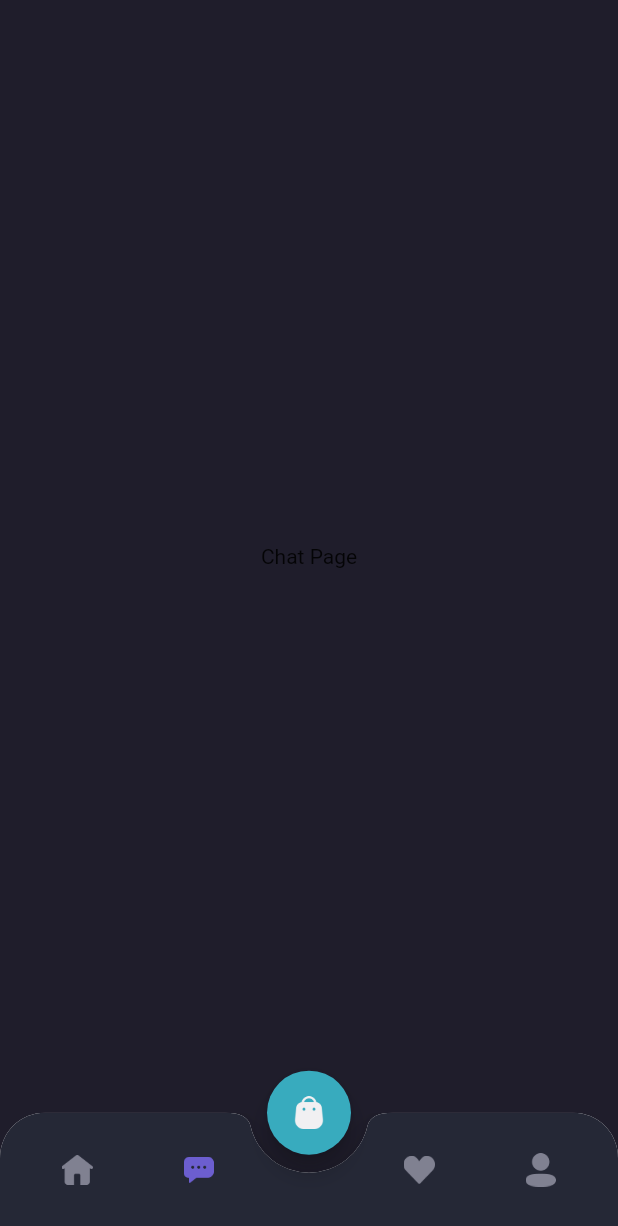
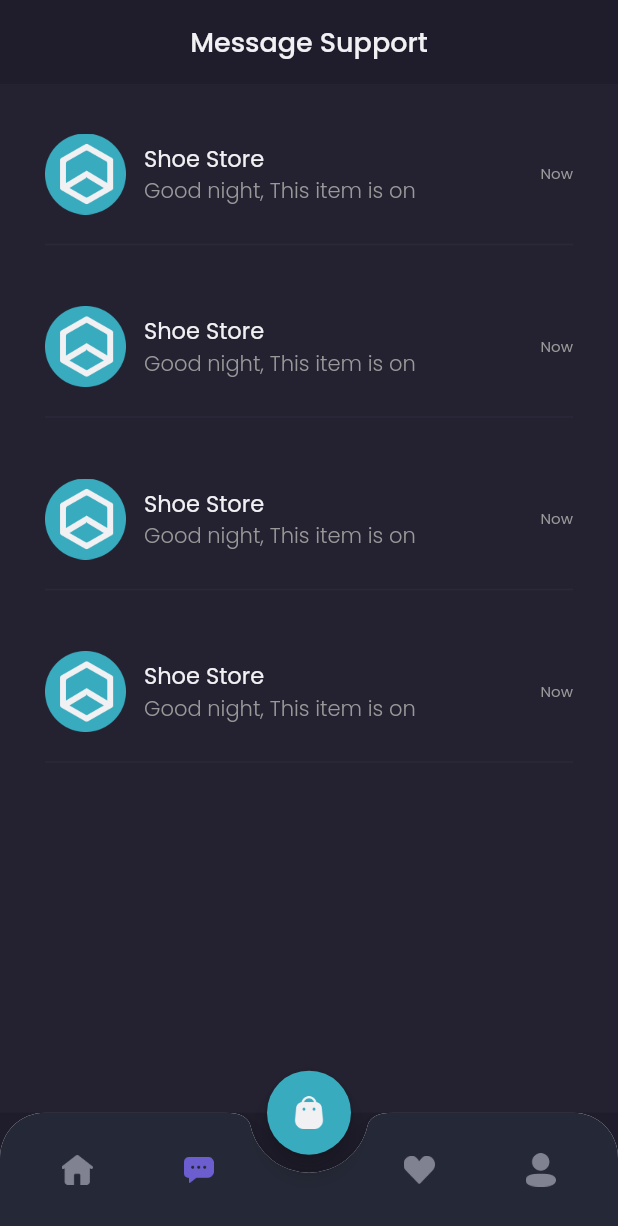
Before and after one commit to yosadade/shamo, a Flutter app: the MainPage screen opened by its route, item 2 of the bottom bar chosen, on a phone screen of 412 x 824 dp. Shown: the top 1226 px of the screen. Run offline on Flutter 3.47's test engine with Material 2 defaults, Android fonts, the phone set to English and light mode, and no system bars; our stand-ins replace google_fonts.

Commit message:
Detail Chat Page

```diff
--- a/lib/main.dart
+++ b/lib/main.dart
@@ -1,4 +1,5 @@
 import 'package:flutter/material.dart';
+import 'package:shamo/pages/detail_chat.dart';
 import 'package:shamo/pages/home/main_page.dart';
 import 'package:shamo/pages/sign_in._page.dart';
 import 'package:shamo/pages/sign_up_page.dart';
@@ -18,6 +19,7 @@ class MyApp extends StatelessWidget {
         '/sign-in': (context) => SignInPage(),
         '/sign-up': (context) => SignUpPage(),
         '/home': (context) => MainPage(),
+        '/detail-chat': (context) => DetailChat()
       },
     );
   }
--- a/lib/pages/home/chat_page.dart
+++ b/lib/pages/home/chat_page.dart
@@ -1,8 +1,88 @@
 import 'package:flutter/material.dart';
+import 'package:shamo/theme.dart';
+import 'package:shamo/widgets/chat_tile.dart';
 
 class ChatPage extends StatelessWidget {
   @override
   Widget build(BuildContext context) {
-    return Center(child: Text('Chat Page'));
+
+    Widget header() {
+      return AppBar(
+        backgroundColor: backgroundColor1,
+        centerTitle: true,
+        elevation: 0,
+        automaticallyImplyLeading: false,
+        title: Text(
+          'Message Support',
+          style: primaryTextStyle.copyWith(fontSize: 18, fontWeight: medium),
+        ),
+      );
+    }
+
+    Widget emptyChat() {
+      return Expanded(
+        child: Container(
+          width: double.infinity,
+          color: backgroundColor3,
+          child: Column(
+            mainAxisAlignment: MainAxisAlignment.center,
+            children: [
+              Image.asset('assets/icon_headset.png', width: 80, height: 80),
+              SizedBox(height: 20,),
+              Text('Opss no message yet?', style: primaryTextStyle.copyWith(fontSize: 16, fontWeight: medium)),
+              SizedBox(height: 12,),
+              Text('You have never done a transaction', style: secondaryTextStyle.copyWith(fontSize: 14, fontWeight: regular)),
+              SizedBox(height: 20,),
+              Container(
+                // width: 152,
+                height: 44,
+                child: TextButton(
+                  style: TextButton.styleFrom(
+                    padding: EdgeInsets.symmetric(
+                      horizontal: 24,
+                      vertical: 10,
+                    ),
+                    backgroundColor: primaryColor,
+                    shape: RoundedRectangleBorder(
+                      borderRadius: BorderRadius.circular(12)
+                    )
+                  ),
+                  child: Text('Explore Store', style: primaryTextStyle.copyWith(fontSize: 16, fontWeight: medium),),
+                  onPressed: () {},
+                ),
+              )
+            ],
+          ),
+        ),
+      );
+    }
+
+    Widget content() {
+      return Expanded(
+        child: Container(
+          width: double.infinity,
+          color: backgroundColor3,
+          child: ListView(
+            padding: EdgeInsets.symmetric(
+              horizontal: defaultMargin,
+            ),
+            children: [
+              ChatTile(),
+              ChatTile(),
+              ChatTile(),
+              ChatTile(),
+            ],
+          ),
+        ),
+      );
+    }
+
+    return Column(
+      children: [
+        header(),
+        // emptyChat(),
+        content()
+      ],
+    );
   }
 }
--- a/lib/pages/sign_in._page.dart
+++ b/lib/pages/sign_in._page.dart
@@ -38,7 +38,7 @@ class SignInPage extends StatelessWidget {
                 style: primaryTextStyle.copyWith(
                     fontSize: 16, fontWeight: medium)),
             SizedBox(
-              height: 2,
+              height: 12,
             ),
             Container(
               height: 50,
@@ -86,7 +86,7 @@ class SignInPage extends StatelessWidget {
                 style: primaryTextStyle.copyWith(
                     fontSize: 16, fontWeight: medium)),
             SizedBox(
-              height: 2,
+              height: 12,
             ),
             Container(
               height: 50,
@@ -101,7 +101,7 @@ class SignInPage extends StatelessWidget {
                 child: Row(
                   children: [
                     Image.asset(
-                      'assets/icon_email.png',
+                      'assets/icon_password.png',
                       width: 17,
                     ),
                     SizedBox(width: 16),
--- /dev/null
+++ b/lib/widgets/chat_tile.dart
@@ -0,0 +1,58 @@
+import 'package:flutter/material.dart';
+import 'package:shamo/theme.dart';
+
+class ChatTile extends StatelessWidget {
+  @override
+  Widget build(BuildContext context) {
+    return GestureDetector(
+      onTap: () {
+        Navigator.pushNamed(context, '/detail-chat');
+      },
+      child: Container(
+        margin: EdgeInsets.only(top: 33),
+        child: Column(
+          children: [
+            Row(
+              crossAxisAlignment: CrossAxisAlignment.center,
+              children: [
+                Image.asset('assets/icon_shop_logo.png', height: 54, width: 54),
+                SizedBox(width: 12),
+                Expanded(
+                  child: Column(
+                    crossAxisAlignment: CrossAxisAlignment.start,
+                    children: [
+                      Text(
+                        'Shoe Store',
+                        style: primaryTextStyle.copyWith(
+                            fontSize: 15, fontWeight: regular),
+                      ),
+                      Text(
+                        'Good night, This item is on',
+                        style: secondaryTextStyle.copyWith(
+                            fontSize: 14, fontWeight: light),
+                        overflow: TextOverflow.ellipsis,
+                      )
+                    ],
+                  ),
+                ),
+                SizedBox(width: 24),
+                Text(
+                  'Now',
+                  style: secondaryTextStyle.copyWith(
+                      fontSize: 10, fontWeight: regular),
+                )
+              ],
+            ),
+            SizedBox(
+              height: 12,
+            ),
+            Divider(
+              thickness: 1,
+              color: Color(0xff2B2939),
+            )
+          ],
+        ),
+      ),
+    );
+  }
+}
```
Also changed, not shown: lib/pages/detail_chat.dart (added, +72 -0 lines), lib/pages/sign_up_page.dart (+4 -4 lines), assets/button_send.png (added), assets/icon_headset.png (added), assets/image_shop_logo_online.png (added).
